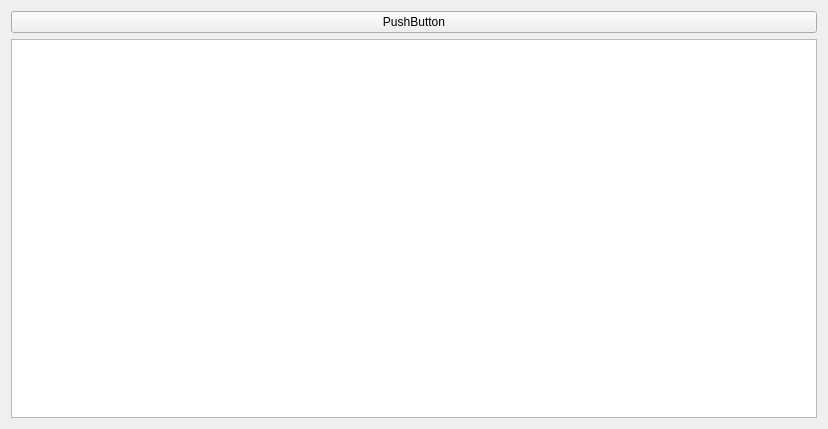
This is managenv.ui in xdien/tcmr as Qt 5 draws it before an edit. The edited form follows.
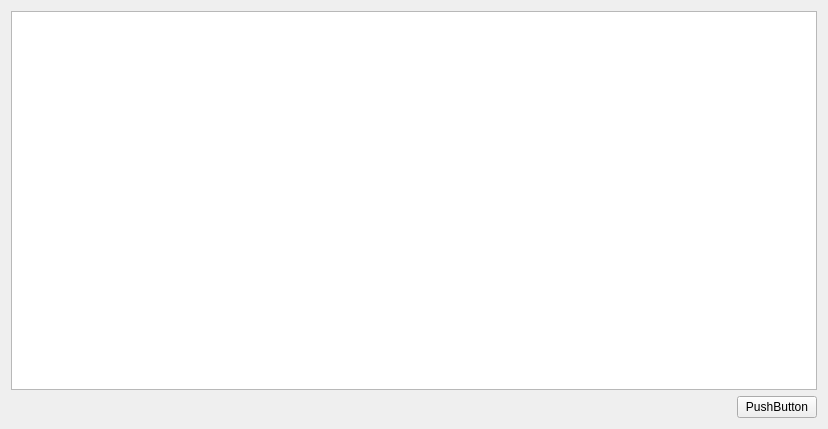
This is the edited form.

What changed in the file:
```diff
--- a/managenv.ui
+++ b/managenv.ui
@@ -13,16 +13,44 @@
   <property name="windowTitle">
    <string>Form</string>
   </property>
+  <layout class="QVBoxLayout" name="verticalLayout_2">
+   <item>
   <layout class="QVBoxLayout" name="verticalLayout">
    <item>
+      <widget class="QTableView" name="tableView">
+       <property name="editTriggers">
+        <set>QAbstractItemView::AnyKeyPressed|QAbstractItemView::CurrentChanged|QAbstractItemView::DoubleClicked|QAbstractItemView::EditKeyPressed</set>
+       </property>
+       <property name="selectionMode">
+        <enum>QAbstractItemView::ExtendedSelection</enum>
+       </property>
+      </widget>
+     </item>
+     <item>
+      <layout class="QHBoxLayout" name="horizontalLayout">
+       <item>
+        <spacer name="horizontalSpacer">
+         <property name="orientation">
+          <enum>Qt::Horizontal</enum>
+         </property>
+         <property name="sizeHint" stdset="0">
+          <size>
+           <width>40</width>
+           <height>20</height>
+          </size>
+         </property>
+        </spacer>
+       </item>
+       <item>
     <widget class="QPushButton" name="pushButton">
      <property name="text">
       <string>PushButton</string>
      </property>
     </widget>
    </item>
-   <item>
-    <widget class="QTableView" name="tableView"/>
+      </layout>
+     </item>
+    </layout>
    </item>
   </layout>
  </widget>
```
Lines whose indentation alone changed are shown as unchanged.
